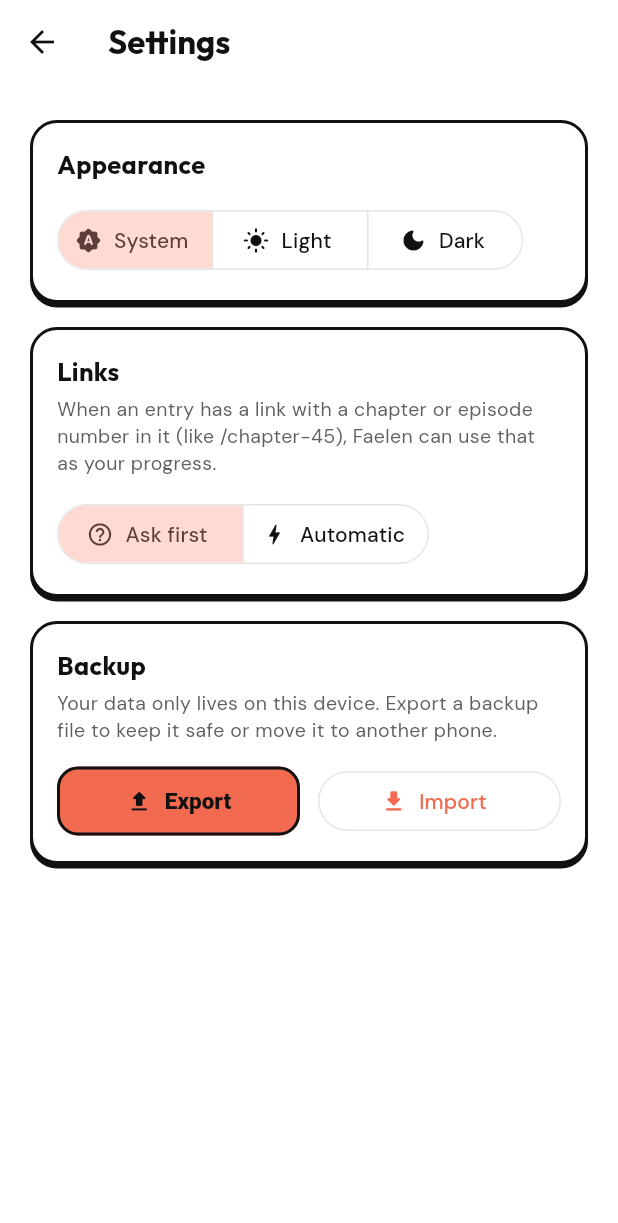
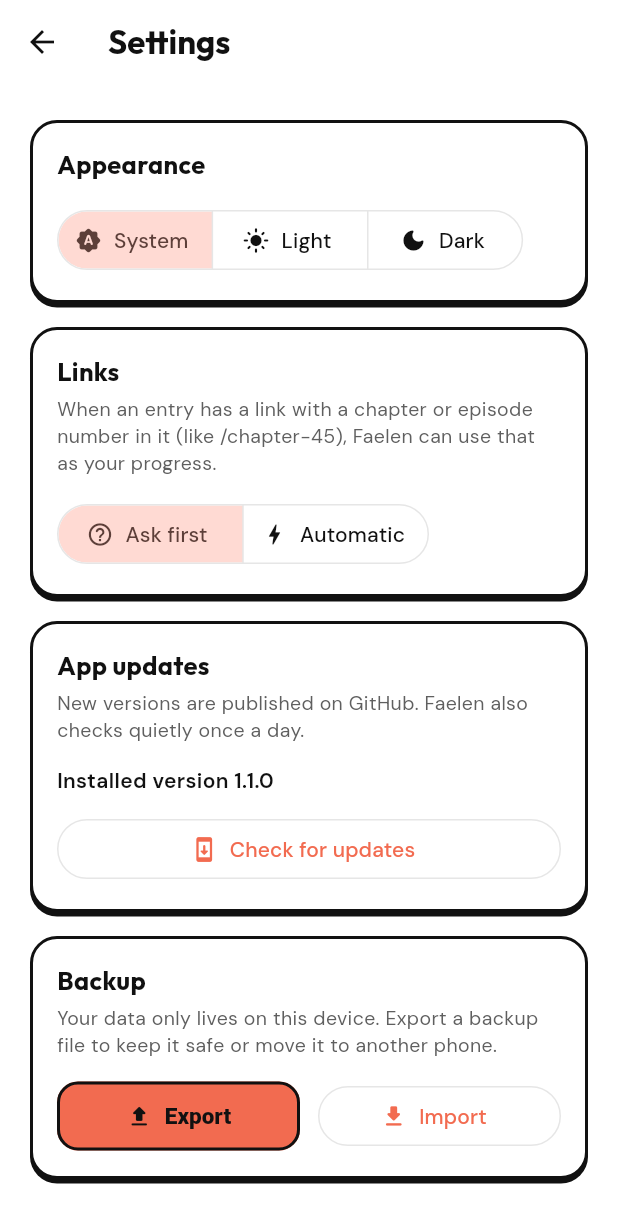
Before and after one commit to bryanvaw/faelen, a Flutter app: the screen it shows after launch, after a tap on the "settings" icon, on a phone screen of 412 x 824 dp. Shown: the top 1223 px of the screen. Run offline on Flutter 3.47's test engine with Material 3 defaults, Android fonts, the phone set to English and light mode, and no system bars; our stand-ins replace file_picker, google_fonts, image_picker, package_info_plus, share_plus, shared_preferences; network calls fail.

Commit message:
Add in-app update check via GitHub releases and sign release builds
Updates
- Add Settings > App updates: shows the installed version and checks
  the latest GitHub release of bryanvaw/faelen on demand
- Check quietly at launch, at most once a day, and offer a snackbar
  with a Download action when a newer version exists
- Download opens the release APK in the browser; the user taps Install
- Ignore drafts, prereleases, non-https links and releases without an APK
- Compare versions numerically (1.10.0 > 1.9.0)

Build
- Sign release builds with a Faelen release key read from
  android/key.properties (git-ignored); fall back to the debug key
  when that file is missing
- Add the INTERNET permission to the main manifest; release builds had
  none, so network access (updates, Google Fonts) could not work
- Bump version to 1.1.0+2

Also
- Add package_info_plus
- Add update_service_test.dart (48 tests pass, analyze clean)
- Document the release steps and signing key in PROGRESS.md

```diff
--- /dev/null
+++ b/lib/core/update_service.dart
@@ -0,0 +1,114 @@
+import 'dart:async';
+import 'dart:convert';
+import 'dart:io';
+
+import 'package:shared_preferences/shared_preferences.dart';
+
+/// A newer release published on GitHub.
+class UpdateInfo {
+  const UpdateInfo({required this.version, required this.apkUrl, required this.pageUrl, this.notes = ''});
+  final String version; // without the leading "v"
+  final Uri apkUrl;
+  final Uri pageUrl;
+  final String notes;
+}
+
+/// Looks for a newer Faelen release on GitHub. Release flow: bump `version:` in pubspec.yaml,
+/// build the APK, then publish a release tagged `v<version>` with the APK attached.
+class UpdateService {
+  UpdateService({this.owner = 'bryanvaw', this.repo = 'faelen', Future<String?> Function(Uri url)? fetch})
+      : _fetch = fetch ?? _httpGet;
+
+  final String owner;
+  final String repo;
+  final Future<String?> Function(Uri url) _fetch;
+
+  static const _lastCheckKey = 'update_last_check_v1';
+  static const _autoCheckEvery = Duration(hours: 24);
+
+  Uri get _latestUrl => Uri.https('api.github.com', '/repos/$owner/$repo/releases/latest');
+
+  /// The newest release if it is newer than [currentVersion] and has an APK attached, else null.
+  /// Throws on network or server errors.
+  Future<UpdateInfo?> checkFor(String currentVersion) async {
+    final body = await _fetch(_latestUrl);
+    if (body == null) return null; // no release published yet
+    final info = parseRelease(body);
+    if (info == null || !isNewer(info.version, currentVersion)) return null;
+    return info;
+  }
+
+  /// True at most once per day, so the automatic check at launch stays quiet. Records the attempt.
+  Future<bool> shouldAutoCheck({DateTime? now}) async {
+    now ??= DateTime.now();
+    try {
+      final prefs = await SharedPreferences.getInstance();
+      final last = prefs.getInt(_lastCheckKey) ?? 0;
+      if (now.millisecondsSinceEpoch - last < _autoCheckEvery.inMilliseconds) return false;
+      await prefs.setInt(_lastCheckKey, now.millisecondsSinceEpoch);
+      return true;
+    } catch (_) {
+      return false;
+    }
+  }
+
+  /// Reads GitHub's "latest release" JSON. Null if it has no usable APK or tag.
+  static UpdateInfo? parseRelease(String json) {
+    try {
+      final m = jsonDecode(json) as Map<String, dynamic>;
+      final tag = (m['tag_name'] as String?)?.trim() ?? '';
+      if (tag.isEmpty || m['draft'] == true || m['prerelease'] == true) return null;
+      final assets = (m['assets'] as List?) ?? const [];
+      for (final a in assets) {
+        final name = (a as Map)['name'] as String? ?? '';
+        final url = Uri.tryParse(a['browser_download_url'] as String? ?? '');
+        if (name.toLowerCase().endsWith('.apk') && url != null && url.scheme == 'https') {
+          return UpdateInfo(
+            version: tag.replaceFirst(RegExp(r'^[vV]'), ''),
+            apkUrl: url,
+            pageUrl: Uri.tryParse(m['html_url'] as String? ?? '') ?? url,
+            notes: ((m['body'] as String?) ?? '').trim(),
+          );
+        }
+      }
+    } catch (_) {
+      // Unexpected shape: treat as "no update".
+    }
+    return null;
+  }
+
+  /// Compares dotted versions numerically (1.10.0 > 1.9.0). Build suffixes (+3) and pre-release
+  /// tags (-beta) are ignored.
+  static bool isNewer(String latest, String current) {
+    List<int> parts(String v) =>
+        v.split(RegExp(r'[+-]')).first.split('.').map((p) => int.tryParse(p.trim()) ?? 0).toList();
+    final a = parts(latest), b = parts(current);
+    for (var i = 0; i < (a.length > b.length ? a.length : b.length); i++) {
+      final x = i < a.length ? a[i] : 0, y = i < b.length ? b[i] : 0;
+      if (x != y) return x > y;
+    }
+    return false;
+  }
+
+  static Future<String?> _httpGet(Uri url) async {
+    final client = HttpClient()..connectionTimeout = const Duration(seconds: 10);
+    try {
+      final req = await client.getUrl(url);
+      req.headers
+        ..set(HttpHeaders.acceptHeader, 'application/vnd.github+json')
+        ..set(HttpHeaders.userAgentHeader, 'faelen-app');
+      final res = await req.close().timeout(const Duration(seconds: 15));
+      if (res.statusCode == 404) {
+        await res.drain<void>();
+        return null;
+      }
+      if (res.statusCode != 200) {
+        await res.drain<void>();
+        throw HttpException('GitHub answered ${res.statusCode}', uri: url);
+      }
+      return await res.transform(utf8.decoder).join();
+    } finally {
+      client.close(force: true);
+    }
+  }
+}
--- a/lib/features/hub/hub_screen.dart
+++ b/lib/features/hub/hub_screen.dart
@@ -1,6 +1,9 @@
 import 'package:flutter/material.dart';
+import 'package:package_info_plus/package_info_plus.dart';
+import 'package:url_launcher/url_launcher.dart';
 
 import '../../core/theme.dart';
+import '../../core/update_service.dart';
 import '../media/screens/media_screen.dart';
 import '../settings/settings_screen.dart';
 
@@ -36,8 +39,42 @@ final _modules = <_Module>[
 ];
 
 /// App home: pick a module. Modules without a [builder] show as "Coming soon".
-class HubScreen extends StatelessWidget {
-  const HubScreen({super.key});
+class HubScreen extends StatefulWidget {
+  const HubScreen({super.key, this.checkForUpdates = false});
+
+  /// Look for a newer release on GitHub (at most once a day) and offer it in a snackbar.
+  final bool checkForUpdates;
+
+  @override
+  State<HubScreen> createState() => _HubScreenState();
+}
+
+class _HubScreenState extends State<HubScreen> {
+  @override
+  void initState() {
+    super.initState();
+    if (widget.checkForUpdates) _checkForUpdate();
+  }
+
+  Future<void> _checkForUpdate() async {
+    try {
+      final service = UpdateService();
+      if (!await service.shouldAutoCheck()) return;
+      final current = (await PackageInfo.fromPlatform()).version;
+      final update = await service.checkFor(current);
+      if (update == null || !mounted) return;
+      ScaffoldMessenger.of(context).showSnackBar(SnackBar(
+        content: Text('Faelen ${update.version} is available'),
+        duration: const Duration(seconds: 10),
+        action: SnackBarAction(
+          label: 'Download',
+          onPressed: () => launchUrl(update.apkUrl, mode: LaunchMode.externalApplication),
+        ),
+      ));
+    } catch (_) {
+      // Offline or GitHub unreachable: stay quiet, Settings has a manual check.
+    }
+  }
 
   @override
   Widget build(BuildContext context) {
--- a/lib/features/settings/settings_screen.dart
+++ b/lib/features/settings/settings_screen.dart
@@ -3,10 +3,13 @@ import 'dart:convert';
 import 'package:file_picker/file_picker.dart';
 import 'package:flutter/material.dart';
 import 'package:provider/provider.dart';
+import 'package:package_info_plus/package_info_plus.dart';
 import 'package:share_plus/share_plus.dart';
+import 'package:url_launcher/url_launcher.dart';
 
 import '../../core/settings_store.dart';
 import '../../core/theme.dart';
+import '../../core/update_service.dart';
 import '../media/state/media_store.dart';
 import 'backup_service.dart';
 
@@ -105,6 +108,11 @@ class SettingsScreen extends StatelessWidget {
                     onSelectionChanged: (s) => settings.setAutoUrlProgress(s.first),
                   ),
                 ),
+                const _Section(
+                  title: 'App updates',
+                  subtitle: 'New versions are published on GitHub. Faelen also checks quietly once a day.',
+                  child: _UpdateCheck(),
+                ),
                 _Section(
                   title: 'Backup',
                   subtitle: 'Your data only lives on this device. Export a backup file to keep it safe '
@@ -136,6 +144,93 @@ class SettingsScreen extends StatelessWidget {
   }
 }
 
+class _UpdateCheck extends StatefulWidget {
+  const _UpdateCheck();
+
+  @override
+  State<_UpdateCheck> createState() => _UpdateCheckState();
+}
+
+class _UpdateCheckState extends State<_UpdateCheck> {
+  String? _version;
+  bool _busy = false;
+  String? _message;
+  UpdateInfo? _update;
+
+  @override
+  void initState() {
+    super.initState();
+    PackageInfo.fromPlatform().then((i) {
+      if (mounted) setState(() => _version = i.version);
+    }).catchError((_) {});
+  }
+
+  Future<void> _check() async {
+    setState(() {
+      _busy = true;
+      _message = null;
+      _update = null;
+    });
+    try {
+      final current = _version ?? (await PackageInfo.fromPlatform()).version;
+      final update = await UpdateService().checkFor(current);
+      if (!mounted) return;
+      setState(() {
+        _update = update;
+        _message = update == null ? 'You have the latest version.' : 'Version ${update.version} is available.';
+      });
+    } catch (_) {
+      if (mounted) setState(() => _message = 'Could not check. Are you online?');
+    } finally {
+      if (mounted) setState(() => _busy = false);
+    }
+  }
+
+  @override
+  Widget build(BuildContext context) {
+    final p = Palette.of(context);
+    final update = _update;
+    return Column(crossAxisAlignment: CrossAxisAlignment.start, children: [
+      Text('Installed version ${_version ?? '...'}', style: TextStyle(color: p.text, fontWeight: FontWeight.w600)),
+      const SizedBox(height: 12),
+      Row(children: [
+        Expanded(
+          child: OutlinedButton.icon(
+            onPressed: _busy ? null : _check,
+            icon: _busy
+                ? const SizedBox(width: 18, height: 18, child: CircularProgressIndicator(strokeWidth: 2))
+                : const Icon(Icons.system_update_rounded),
+            label: const Text('Check for updates'),
+          ),
+        ),
+        if (update != null) ...[
+          const SizedBox(width: 12),
+          Expanded(
+            child: FilledButton.icon(
+              onPressed: () => launchUrl(update.apkUrl, mode: LaunchMode.externalApplication),
+              icon: const Icon(Icons.download_rounded),
+              label: const Text('Download'),
+            ),
+          ),
+        ],
+      ]),
+      if (_message != null) ...[
+        const SizedBox(height: 10),
+        Text(_message!, style: TextStyle(color: p.text, fontSize: 13, fontWeight: FontWeight.w600)),
+      ],
+      if (update != null) ...[
+        if (update.notes.isNotEmpty) ...[
+          const SizedBox(height: 6),
+          Text(update.notes, maxLines: 6, overflow: TextOverflow.ellipsis, style: TextStyle(color: p.subText, fontSize: 13, height: 1.35)),
+        ],
+        const SizedBox(height: 6),
+        Text('After it downloads, open the file and tap Install. Your entries are kept.',
+            style: TextStyle(color: p.subText, fontSize: 12.5, height: 1.35)),
+      ],
+    ]);
+  }
+}
+
 class _Section extends StatelessWidget {
   const _Section({required this.title, required this.child, this.subtitle});
   final String title;
--- a/lib/main.dart
+++ b/lib/main.dart
@@ -26,7 +26,7 @@ class App extends StatelessWidget {
           theme: buildTheme(Brightness.light),
           darkTheme: buildTheme(Brightness.dark),
           themeMode: settings.themeMode,
-          home: const HubScreen(),
+          home: const HubScreen(checkForUpdates: true),
         ),
       ),
     );
--- a/pubspec.yaml
+++ b/pubspec.yaml
@@ -16,7 +16,7 @@ publish_to: 'none' # Remove this line if you wish to publish to pub.dev
 # https://developer.apple.com/library/archive/documentation/General/Reference/InfoPlistKeyReference/Articles/CoreFoundationKeys.html
 # In Windows, build-name is used as the major, minor, and patch parts
 # of the product and file versions while build-number is used as the build suffix.
-version: 1.0.0+1
+version: 1.1.0+2
 
 environment:
   sdk: ^3.13.5
@@ -42,6 +42,7 @@ dependencies:
   share_plus: ^13.3.1
   file_picker: ^13.1.0
   url_launcher: ^6.3.3
+  package_info_plus: ^10.2.2
 
 dev_dependencies:
   flutter_test:
```
Also changed, not shown: pubspec.lock, 5 other files.
